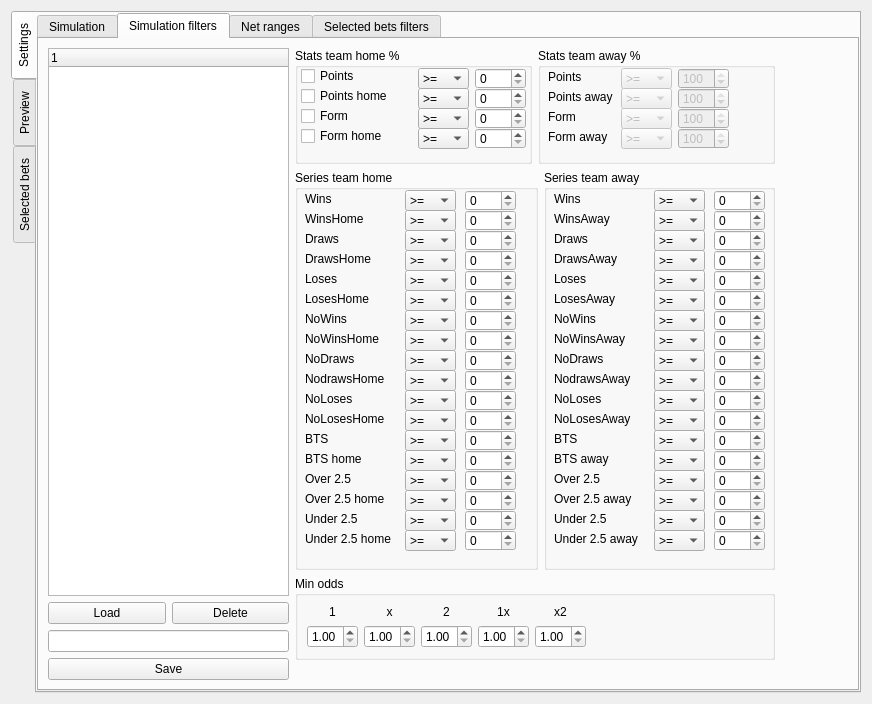
Before: the Qt Designer form data/ui/simulator.ui in jacek-markowski/BetBoy, drawn with Qt 5.
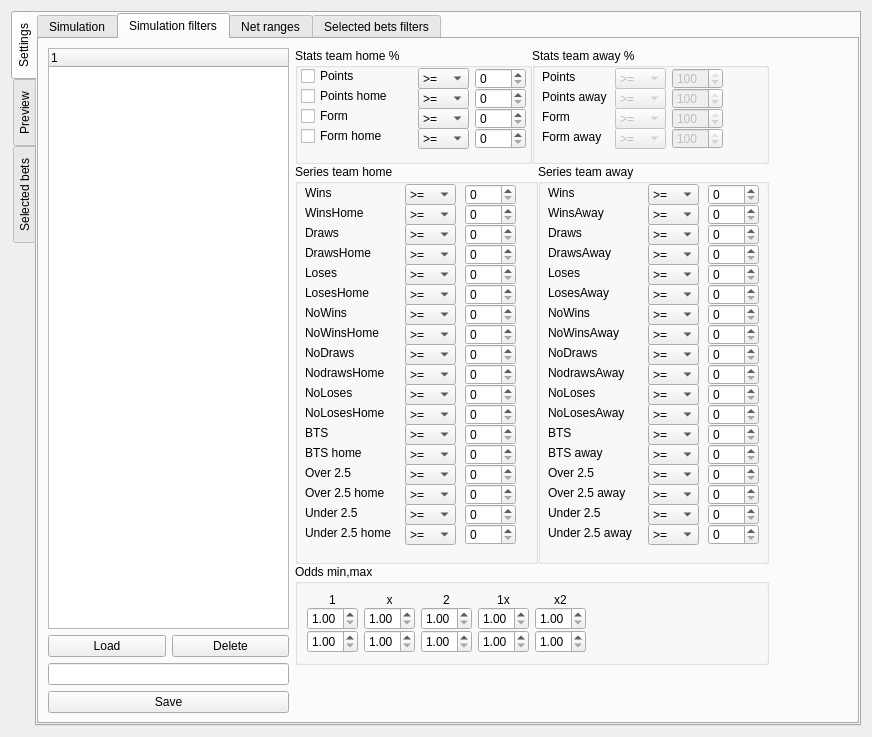
After: the same form once the commit is applied. The open tabs and pages were chosen to show the change. Icons and pictures are not drawn.

Commit message: simulator: sorting nets by nymber order QtCore.Qt.EditRole odds rescale fix, added ranges for odds , min,max odds

```diff
--- a/data/ui/simulator.ui
+++ b/data/ui/simulator.ui
@@ -7,7 +7,7 @@
     <x>0</x>
     <y>0</y>
     <width>872</width>
-    <height>704</height>
+    <height>737</height>
    </rect>
   </property>
   <property name="windowTitle">
@@ -432,6 +432,9 @@
            </item>
            <item>
             <layout class="QVBoxLayout" name="verticalLayout_34">
+             <property name="spacing">
+              <number>0</number>
+             </property>
              <item>
               <layout class="QHBoxLayout" name="horizontalLayout_18">
                <item>
@@ -4198,11 +4201,14 @@
                <item>
                 <widget class="QGroupBox" name="groupBox_5">
                  <property name="title">
-                  <string>Min odds</string>
+                  <string>Odds min,max</string>
                  </property>
                  <layout class="QHBoxLayout" name="horizontalLayout_5">
                   <item>
                    <layout class="QVBoxLayout" name="verticalLayout_13">
+                    <property name="spacing">
+                     <number>0</number>
+                    </property>
                     <item>
                      <widget class="QLabel" name="label_22">
                       <property name="maximumSize">
@@ -4220,7 +4226,26 @@
                      </widget>
                     </item>
                     <item>
-                     <widget class="QDoubleSpinBox" name="spin_odd_1">
+                     <widget class="QDoubleSpinBox" name="spin_odd_1_min">
+                      <property name="maximumSize">
+                       <size>
+                        <width>51</width>
+                        <height>16777215</height>
+                       </size>
+                      </property>
+                      <property name="minimum">
+                       <double>1.000000000000000</double>
+                      </property>
+                      <property name="maximum">
+                       <double>20.000000000000000</double>
+                      </property>
+                      <property name="singleStep">
+                       <double>0.010000000000000</double>
+                      </property>
+                     </widget>
+                    </item>
+                    <item>
+                     <widget class="QDoubleSpinBox" name="spin_odd_1_max">
                       <property name="maximumSize">
                        <size>
                         <width>51</width>
@@ -4242,6 +4267,9 @@
                   </item>
                   <item>
                    <layout class="QVBoxLayout" name="verticalLayout_17">
+                    <property name="spacing">
+                     <number>0</number>
+                    </property>
                     <item>
                      <widget class="QLabel" name="label_23">
                       <property name="maximumSize">
@@ -4259,7 +4287,26 @@
                      </widget>
                     </item>
                     <item>
-                     <widget class="QDoubleSpinBox" name="spin_odd_x">
+                     <widget class="QDoubleSpinBox" name="spin_odd_x_min">
+                      <property name="maximumSize">
+                       <size>
+                        <width>51</width>
+                        <height>16777215</height>
+                       </size>
+                      </property>
+                      <property name="minimum">
+                       <double>1.000000000000000</double>
+                      </property>
+                      <property name="maximum">
+                       <double>20.000000000000000</double>
+                      </property>
+                      <property name="singleStep">
+                       <double>0.010000000000000</double>
+                      </property>
+                     </widget>
+                    </item>
+                    <item>
+                     <widget class="QDoubleSpinBox" name="spin_odd_x_max">
                       <property name="maximumSize">
                        <size>
                         <width>51</width>
@@ -4281,6 +4328,9 @@
                   </item>
                   <item>
                    <layout class="QVBoxLayout" name="verticalLayout_31">
+                    <property name="spacing">
+                     <number>0</number>
+                    </property>
                     <item>
                      <widget class="QLabel" name="label_25">
                       <property name="maximumSize">
@@ -4298,7 +4348,26 @@
                      </widget>
                     </item>
                     <item>
-                     <widget class="QDoubleSpinBox" name="spin_odd_2">
+                     <widget class="QDoubleSpinBox" name="spin_odd_2_min">
+                      <property name="maximumSize">
+                       <size>
+                        <width>51</width>
+                        <height>16777215</height>
+                       </size>
+                      </property>
+                      <property name="minimum">
+                       <double>1.000000000000000</double>
+                      </property>
+                      <property name="maximum">
+                       <double>20.000000000000000</double>
+                      </property>
+                      <property name="singleStep">
+                       <double>0.010000000000000</double>
+                      </property>
+                     </widget>
+                    </item>
+                    <item>
+                     <widget class="QDoubleSpinBox" name="spin_odd_2_max">
                       <property name="maximumSize">
                        <size>
                         <width>51</width>
@@ -4320,6 +4389,9 @@
                   </item>
                   <item>
                    <layout class="QVBoxLayout" name="verticalLayout_32">
+                    <property name="spacing">
+                     <number>0</number>
+                    </property>
                     <item>
                      <widget class="QLabel" name="label_26">
                       <property name="maximumSize">
@@ -4337,7 +4409,26 @@
                      </widget>
                     </item>
                     <item>
-                     <widget class="QDoubleSpinBox" name="spin_odd_1x">
+                     <widget class="QDoubleSpinBox" name="spin_odd_1x_min">
+                      <property name="maximumSize">
+                       <size>
+                        <width>51</width>
+                        <height>16777215</height>
+                       </size>
+                      </property>
+                      <property name="minimum">
+                       <double>1.000000000000000</double>
+                      </property>
+                      <property name="maximum">
+                       <double>20.000000000000000</double>
+                      </property>
+                      <property name="singleStep">
+                       <double>0.010000000000000</double>
+                      </property>
+                     </widget>
+                    </item>
+                    <item>
+                     <widget class="QDoubleSpinBox" name="spin_odd_1x_max">
                       <property name="maximumSize">
                        <size>
                         <width>51</width>
@@ -4359,6 +4450,9 @@
                   </item>
                   <item>
                    <layout class="QVBoxLayout" name="verticalLayout_33">
+                    <property name="spacing">
+                     <number>0</number>
+                    </property>
                     <property name="sizeConstraint">
                      <enum>QLayout::SetDefaultConstraint</enum>
                     </property>
@@ -4379,7 +4473,26 @@
                      </widget>
                     </item>
                     <item>
-                     <widget class="QDoubleSpinBox" name="spin_odd_x2">
+                     <widget class="QDoubleSpinBox" name="spin_odd_x2_min">
+                      <property name="maximumSize">
+                       <size>
+                        <width>51</width>
+                        <height>16777215</height>
+                       </size>
+                      </property>
+                      <property name="minimum">
+                       <double>1.000000000000000</double>
+                      </property>
+                      <property name="maximum">
+                       <double>20.000000000000000</double>
+                      </property>
+                      <property name="singleStep">
+                       <double>0.010000000000000</double>
+                      </property>
+                     </widget>
+                    </item>
+                    <item>
+                     <widget class="QDoubleSpinBox" name="spin_odd_x2_max">
                       <property name="maximumSize">
                        <size>
                         <width>51</width>
```
Left out of the diff: 92 changed lines with no effect on the pictures. The commit also changes 20 other files.
